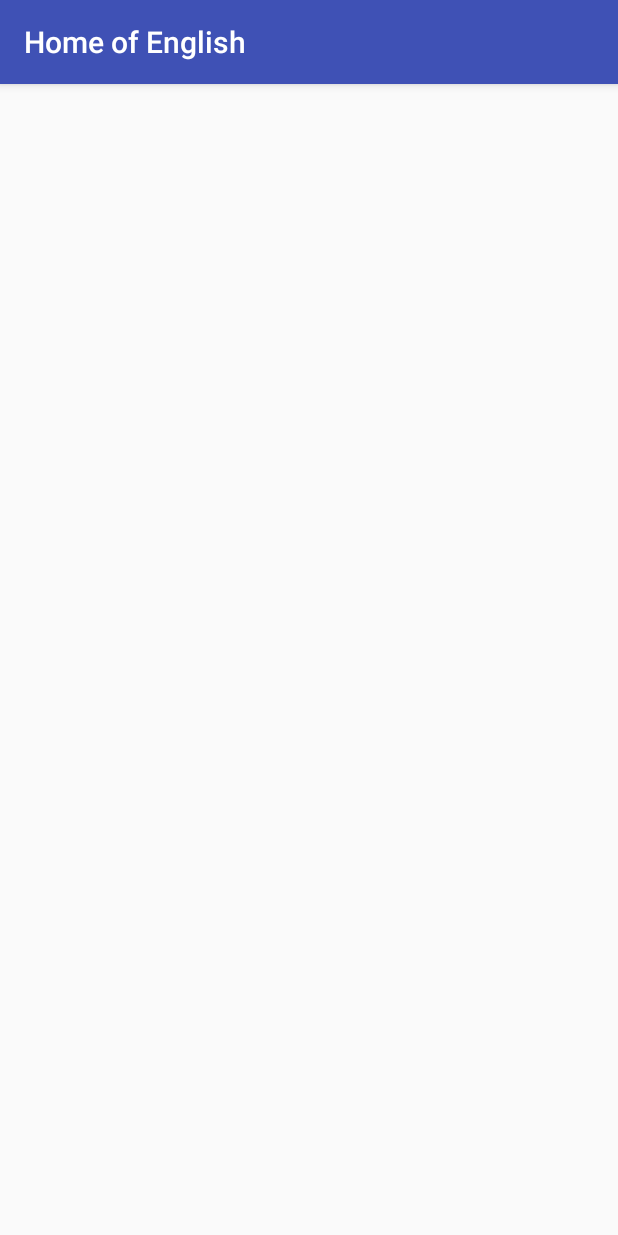
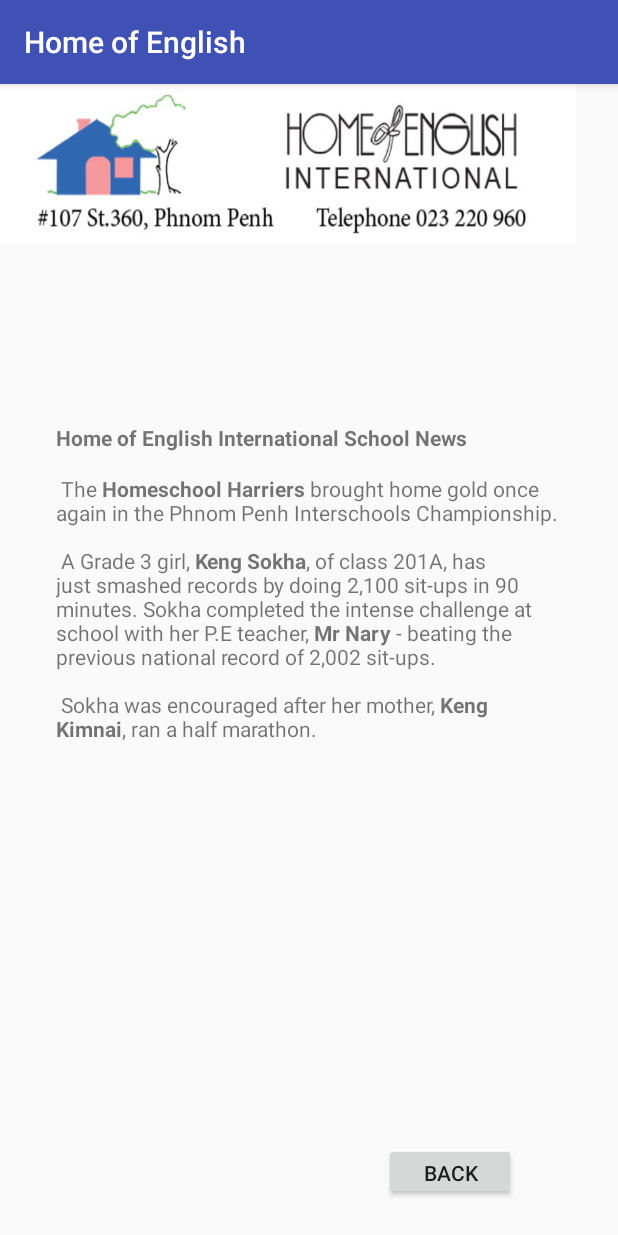
Before and after one commit to teacherRay/HOE2, an Android app: the NewsActivity screen opened directly, with no data from a screen before it, on a phone screen of 412 x 824 dp. Run offline under Robolectric (Android 15) with nearby library versions, the phone set to English and light mode, and no system bars.

Commit message:
Added News Screen

```diff
--- a/app/src/main/res/layout/activity_fees.xml
+++ b/app/src/main/res/layout/activity_fees.xml
@@ -9,8 +9,8 @@
 
     <ImageView
         android:id="@+id/imageView2"
-        android:layout_width="wrap_content"
-        android:layout_height="wrap_content"
+        android:layout_width="389dp"
+        android:layout_height="106dp"
         android:layout_marginBottom="8dp"
         android:layout_marginEnd="8dp"
         android:layout_marginRight="8dp"
--- a/app/src/main/res/layout/activity_news.xml
+++ b/app/src/main/res/layout/activity_news.xml
@@ -4,6 +4,56 @@
     xmlns:tools="http://schemas.android.com/tools"
     android:layout_width="match_parent"
     android:layout_height="match_parent"
-    tools:context=".NewsActivity">
+    tools:context=".NewsActivity"
+    android:id="@+id/relativeLayout">
+
+    <ImageView
+        android:id="@+id/imageView2"
+        android:layout_width="384dp"
+        android:layout_height="106dp"
+        android:layout_marginBottom="8dp"
+        android:layout_marginEnd="8dp"
+        android:layout_marginRight="8dp"
+        android:background="@drawable/hoesmallbanner"
+        app:layout_constraintBottom_toBottomOf="parent"
+        app:layout_constraintEnd_toEndOf="parent"
+        app:layout_constraintHorizontal_bias="0.0"
+        app:layout_constraintStart_toStartOf="parent"
+        app:layout_constraintTop_toTopOf="parent"
+        app:layout_constraintVertical_bias="0.0" />
+
+    <Button
+        android:id="@+id/button2"
+        android:layout_width="wrap_content"
+        android:layout_height="38dp"
+        android:layout_marginBottom="24dp"
+        android:layout_marginLeft="256dp"
+        android:layout_marginStart="256dp"
+        android:layout_marginTop="8dp"
+        android:text="Back"
+        app:layout_constraintBottom_toBottomOf="parent"
+        app:layout_constraintHorizontal_bias="0.071"
+        app:layout_constraintLeft_toLeftOf="parent"
+        app:layout_constraintRight_toRightOf="parent"
+        app:layout_constraintStart_toStartOf="parent"
+        app:layout_constraintTop_toBottomOf="@+id/imageView2"
+        app:layout_constraintVertical_bias="1.0" />
+
+    <TextView
+        android:id="@+id/textView"
+        android:layout_width="338dp"
+        android:layout_height="332dp"
+        android:layout_marginBottom="8dp"
+        android:layout_marginEnd="8dp"
+        android:layout_marginLeft="8dp"
+        android:layout_marginRight="8dp"
+        android:layout_marginStart="8dp"
+        android:layout_marginTop="140dp"
+        android:text="@string/news"
+        app:layout_constraintBottom_toBottomOf="parent"
+        app:layout_constraintEnd_toEndOf="parent"
+        app:layout_constraintStart_toStartOf="parent"
+        app:layout_constraintTop_toTopOf="@+id/imageView2"
+        app:layout_constraintVertical_bias="0.298" />
 
 </android.support.constraint.ConstraintLayout>
```
Also changed, not shown: app/src/main/res/layout/activity_about.xml (indentation only).
